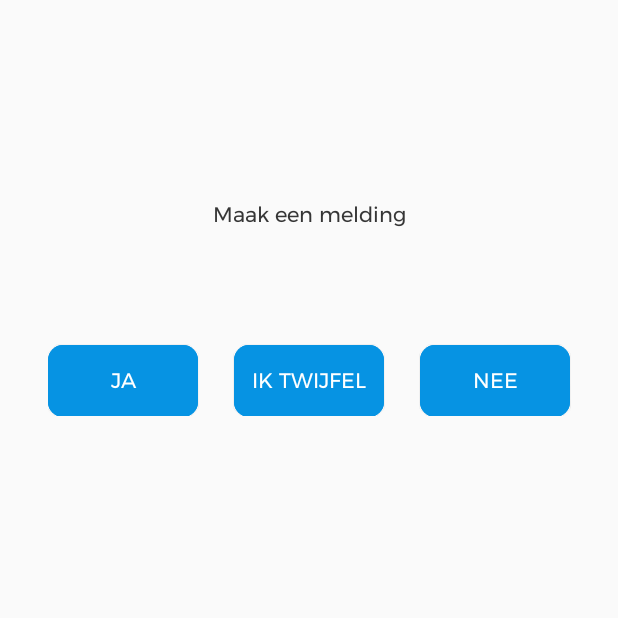
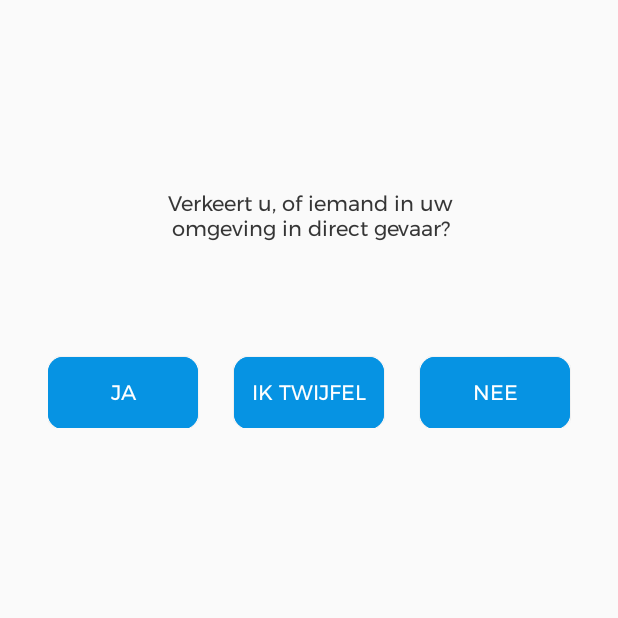
Before and after one commit to charmaine211/AppLab, an Android app: the RisicoAnalyseFragment screen opened directly, with no data from a screen before it, on a phone screen of 412 x 824 dp, the top half of it. Run offline under Robolectric (Android 15) with nearby library versions, the phone set to English and light mode, and no system bars.

Commit message:
Juiste tekst geplaatst bij RisicoAnalyseFragment.

```diff
--- a/app/src/main/java/applab/veiligthuis/activity/meldingen/MeldingMakenActivity.java
+++ b/app/src/main/java/applab/veiligthuis/activity/meldingen/MeldingMakenActivity.java
@@ -26,4 +26,5 @@ public class MeldingMakenActivity extends AppCompatActivity {
         // Commit the transaction
         transaction.commit();
     }
+
 }
--- a/app/src/main/res/layout/fragment_risico_analyse.xml
+++ b/app/src/main/res/layout/fragment_risico_analyse.xml
@@ -21,12 +21,13 @@
         android:visibility="visible" />
 
     <TextView
-        android:id="@+id/textView4"
-        android:layout_width="wrap_content"
-        android:layout_height="wrap_content"
+        android:id="@+id/risicoAnalyse_textView"
+        android:layout_width="205dp"
+        android:layout_height="37dp"
         android:layout_marginTop="316dp"
         android:fontFamily="@font/montserrat"
         android:text="@string/risico_text_fragment"
+        android:textAlignment="center"
         android:visibility="visible"
         app:layout_constraintEnd_toEndOf="parent"
         app:layout_constraintStart_toStartOf="parent"
@@ -46,7 +47,7 @@
         app:layout_constraintEnd_toEndOf="parent"
         app:layout_constraintHorizontal_bias="0.498"
         app:layout_constraintStart_toStartOf="parent"
-        app:layout_constraintTop_toBottomOf="@+id/textView4" />
+        app:layout_constraintTop_toBottomOf="@+id/risicoAnalyse_textView" />
 
     <Button
         android:id="@+id/ja_button"
@@ -63,7 +64,7 @@
         app:layout_constraintEnd_toStartOf="@+id/twijfel_button"
         app:layout_constraintHorizontal_bias="0.842"
         app:layout_constraintStart_toStartOf="parent"
-        app:layout_constraintTop_toBottomOf="@+id/textView4" />
+        app:layout_constraintTop_toBottomOf="@+id/risicoAnalyse_textView" />
 
     <Button
         android:id="@+id/nee_button"
@@ -80,6 +81,6 @@
         app:layout_constraintEnd_toEndOf="parent"
         app:layout_constraintHorizontal_bias="0.0"
         app:layout_constraintStart_toEndOf="@+id/twijfel_button"
-        app:layout_constraintTop_toBottomOf="@+id/textView4" />
+        app:layout_constraintTop_toBottomOf="@+id/risicoAnalyse_textView" />
 
 </androidx.constraintlayout.widget.ConstraintLayout>
--- a/app/src/main/res/values/strings.xml
+++ b/app/src/main/res/values/strings.xml
@@ -18,7 +18,7 @@
     <string name="signUp_email">email adres</string>
     <string name="signUp_password">paswoord</string>
     <string name="maakMeldingButton">Maak een melding</string>
-    <string name="risico_text_fragment">Maak een melding</string>
+    <string name="risico_text_fragment">Verkeert u, of iemand in uw omgeving in direct gevaar?</string>
     <string name="melding_maken_text_fragment">Waar wilt u een melding van maken?</string>
     <string name="ja_button">Ja</string>
     <string name="twijfel_button">Ik twijfel</string>
```
Also changed, not shown: app/src/main/java/applab/veiligthuis/activity/meldingen/MeldingMakenFragment.java (+1 -10 lines), app/src/main/java/applab/veiligthuis/activity/meldingen/RisicoAnalyseFragment.java (+3 -8 lines), app/src/main/java/applab/veiligthuis/model/Melding.java (+9 -0 lines), app/src/main/java/applab/veiligthuis/viewmodel/MeldingViewModel.java (+8 -0 lines).
